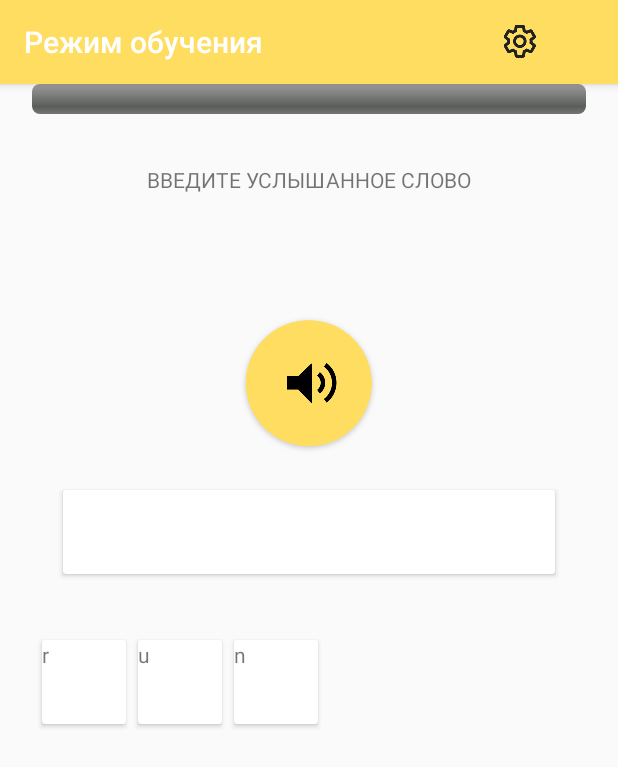
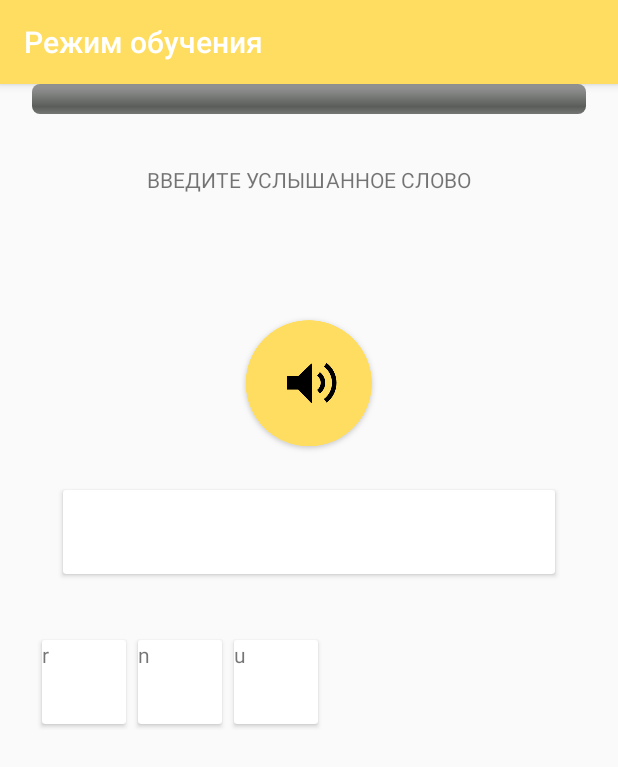
Before and after one commit to bobrusha/study_english, an Android app: the screen it shows after launch (MainActivity), after a tap on "СЛОВО НА СЛУХ", on a phone screen of 412 x 824 dp. Shown: the top 767 px of the screen. Run offline under Robolectric (Android 15) with nearby library versions, the phone set to English and light mode, and no system bars; our stand-ins replace FlexboxLayout; libraries missing offline, so code that uses them is left out: ru.yandex.speechkit; 1 statement that could not run was skipped.

Commit message:
Improvements in "hear word" trining.

```diff
--- a/app/src/main/java/com/bobrusha/android/yandex/english/ui/activity/MainActivity.java
+++ b/app/src/main/java/com/bobrusha/android/yandex/english/ui/activity/MainActivity.java
@@ -28,12 +28,6 @@ public class MainActivity extends AppCompatActivity {
                     .add(R.id.fragment_content, new MainFragment())
                     .commit();
             ((TextView) findViewById(R.id.toolbar_title)).setText(R.string.main_title);
-            ((ImageView) findViewById(R.id.settings)).setOnClickListener(new View.OnClickListener() {
-                @Override
-                public void onClick(View view) {
-                    // openFragment(new SettingsFragment());
-                }
-            });
         }
     }
 
--- a/app/src/main/java/com/bobrusha/android/yandex/english/ui/fragment/ListenWordTrainingFragment.java
+++ b/app/src/main/java/com/bobrusha/android/yandex/english/ui/fragment/ListenWordTrainingFragment.java
@@ -14,6 +14,10 @@ import com.bobrusha.android.yandex.english.R;
 import com.bobrusha.android.yandex.english.model.WordStore;
 import com.google.android.flexbox.FlexboxLayout;
 
+import java.util.ArrayList;
+import java.util.Collections;
+import java.util.List;
+
 import ru.yandex.speechkit.Error;
 import ru.yandex.speechkit.SpeechKit;
 import ru.yandex.speechkit.Synthesis;
@@ -24,19 +28,18 @@ import ru.yandex.speechkit.VocalizerListener;
  * Created by Aleksandra on 23/07/16.
  */
 public class ListenWordTrainingFragment extends Fragment implements VocalizerListener {
-    private String API_KEY = "b11774cd-2d45-4391-927e-84740d49961f";
+    private final static String API_KEY = "b11774cd-2d45-4391-927e-84740d49961f";
+    private Vocalizer vocalizer;
 
-
-    private int correctAnswerCounter = 0;
-    private ProgressBar progressBar;
-    private TextView answerField;
-    private Vocalizer vocalizer;
     private WordStore wordStore;
     private String word;
     private StringBuilder letters = new StringBuilder();
 
+    private ProgressBar progressBar;
     private Snackbar snackbar;
     private FlexboxLayout flexbox;
+    private TextView answerField;
+    private View rootView;
 
     @Override
     public void onCreate(@Nullable Bundle savedInstanceState) {
@@ -49,8 +52,8 @@ public class ListenWordTrainingFragment extends Fragment implements VocalizerLis
     @Nullable
     @Override
     public View onCreateView(LayoutInflater inflater, @Nullable ViewGroup container, @Nullable Bundle savedInstanceState) {
-        View v = inflater.inflate(R.layout.frag_hear_word, container, false);
-        v.findViewById(R.id.btn_play).setOnClickListener(new View.OnClickListener() {
+        rootView = inflater.inflate(R.layout.frag_hear_word, container, false);
+        rootView.findViewById(R.id.btn_play).setOnClickListener(new View.OnClickListener() {
             @Override
             public void onClick(View view) {
                 vocalizer = Vocalizer.createVocalizer(Vocalizer.Language.ENGLISH, word, true, Vocalizer.Voice.JANE);
@@ -59,26 +62,26 @@ public class ListenWordTrainingFragment extends Fragment implements VocalizerLis
             }
         });
 
-        answerField = (TextView) v.findViewById(R.id.answer_field);
-        flexbox = (FlexboxLayout) v.findViewById(R.id.flexbox_letters);
-        progressBar = (ProgressBar) v.findViewById(R.id.hear_progress_bar);
+        answerField = (TextView) rootView.findViewById(R.id.answer_field);
+        flexbox = (FlexboxLayout) rootView.findViewById(R.id.flexbox_letters);
+        progressBar = (ProgressBar) rootView.findViewById(R.id.hear_progress_bar);
         addViews(flexbox, word);
 
-        snackbar = Snackbar.make(v, "ВЕРНО!", Snackbar.LENGTH_LONG);
-        snackbar.show();
 
-        return v;
+        return rootView;
     }
 
     private void addViews(FlexboxLayout flexboxLayout, String s) {
-        for (int i = 0; i < s.length(); ++i) {
+        List<String> letters = shuffleLetters(s);
+        for (String l : letters) {
             View letterView = LayoutInflater.from(getActivity()).inflate(R.layout.view_one_letter, flexboxLayout, false);
+
             TextView tv = (TextView) letterView.findViewById(R.id.letter_text_view);
-            String c = "" + s.charAt(i);
-            tv.setText(c);
+            tv.setText(l);
+
             flexboxLayout.addView(letterView);
 
-            letterView.setOnClickListener(new MyClickListener(c));
+            letterView.setOnClickListener(new MyClickListener(l));
         }
 
     }
@@ -96,11 +99,11 @@ public class ListenWordTrainingFragment extends Fragment implements VocalizerLis
             if (!word.startsWith(letters.toString())) {
                 letters.deleteCharAt(letters.length() - 1);
             } else {
-                ++correctAnswerCounter;
                 answerField.setText(letters.toString());
                 answerField.invalidate();
                 if (letters.toString().equals(word)) {
-
+                    snackbar = Snackbar.make(rootView, "ВЕРНО!", Snackbar.LENGTH_LONG);
+                    snackbar.show();
                     updateTraining();
                     progressBar.incrementProgressBy(1);
                 }
@@ -117,6 +120,14 @@ public class ListenWordTrainingFragment extends Fragment implements VocalizerLis
         addViews(flexbox, word);
     }
 
+    public List<String> shuffleLetters(String s) {
+        List<String> characters = new ArrayList<>(s.length());
+        for (int i = 0; i < s.length(); ++i) {
+            characters.add(s.substring(i, i + 1));
+        }
+        Collections.shuffle(characters);
+        return characters;
+    }
 
     // I don't have time to implement this
     @Override
--- a/app/src/main/res/layout/activity_main.xml
+++ b/app/src/main/res/layout/activity_main.xml
@@ -37,14 +37,7 @@
                     android:layout_height="wrap_content"
                     android:textColor="@android:color/white"
                     />
-
-                <ImageView
-                    android:id="@+id/settings"
-                    android:layout_width="wrap_content"
-                    android:layout_height="wrap_content"
-                    android:src="@drawable/settings"/>
             </android.support.v7.widget.Toolbar>
-
         </android.support.design.widget.CollapsingToolbarLayout>
 
     </android.support.design.widget.AppBarLayout>
--- a/app/src/main/res/layout/frag_hear_word.xml
+++ b/app/src/main/res/layout/frag_hear_word.xml
@@ -1,5 +1,6 @@
 <?xml version="1.0" encoding="utf-8"?>
 <RelativeLayout xmlns:android="http://schemas.android.com/apk/res/android"
+                xmlns:app="http://schemas.android.com/apk/res-auto"
                 android:layout_width="match_parent"
                 android:layout_height="match_parent">
 
@@ -56,7 +57,8 @@
         android:layout_below="@id/card_view_with_answer"
         android:layout_centerHorizontal="true"
         android:layout_marginLeft="24dp"
-        android:layout_marginRight="24dp">
+        android:layout_marginRight="24dp"
+        app:flexWrap="wrap">
 
     </com.google.android.flexbox.FlexboxLayout>
 
```
